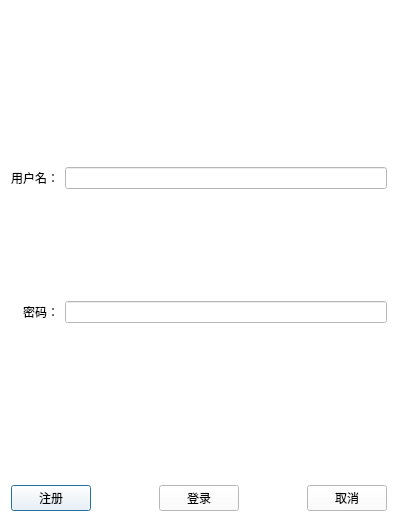
The window that login.ui (FlyingBlazer/WAC) describes before a commit, drawn with Qt 5.
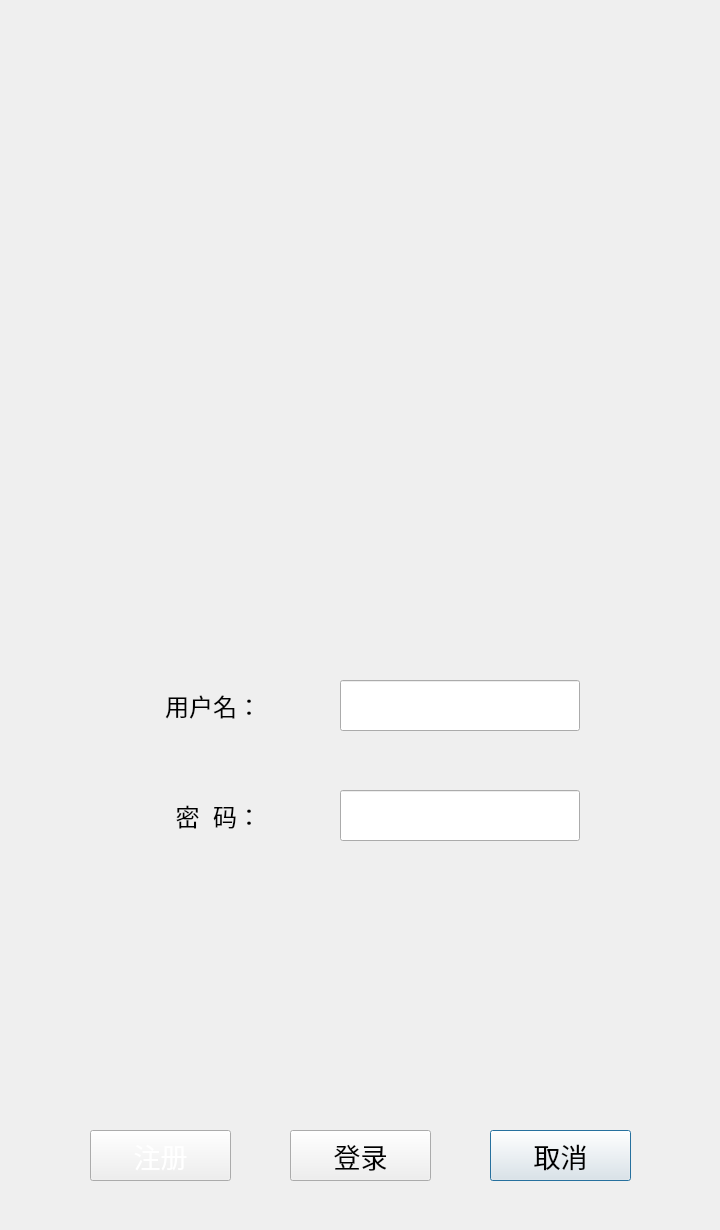
The same window after the commit. Icons and pictures are not drawn.

The edit to the form file:
```diff
--- a/login.ui
+++ b/login.ui
@@ -6,158 +6,148 @@
    <rect>
     <x>0</x>
     <y>0</y>
-    <width>398</width>
-    <height>522</height>
+    <width>720</width>
+    <height>1230</height>
    </rect>
   </property>
   <property name="windowTitle">
    <string>Dialog</string>
   </property>
   <property name="styleSheet">
-   <string notr="true">background-color: rgb(255, 255, 255);</string>
+   <string notr="true">background-image: url(:/UI/login.jpg);</string>
   </property>
-  <layout class="QVBoxLayout" name="verticalLayout">
-   <item>
-    <spacer name="verticalSpacer_3">
-     <property name="orientation">
-      <enum>Qt::Vertical</enum>
-     </property>
-     <property name="sizeHint" stdset="0">
-      <size>
-       <width>20</width>
-       <height>131</height>
-      </size>
-     </property>
-    </spacer>
-   </item>
-   <item>
-    <layout class="QGridLayout" name="gridLayout">
-     <item row="0" column="0">
-      <widget class="QLabel" name="label">
-       <property name="text">
-        <string>用户名：</string>
-       </property>
-       <property name="alignment">
-        <set>Qt::AlignRight|Qt::AlignTrailing|Qt::AlignVCenter</set>
-       </property>
-      </widget>
-     </item>
-     <item row="2" column="0">
-      <widget class="QLabel" name="label_2">
-       <property name="text">
-        <string>密码：</string>
-       </property>
-       <property name="alignment">
-        <set>Qt::AlignRight|Qt::AlignTrailing|Qt::AlignVCenter</set>
-       </property>
-      </widget>
-     </item>
-     <item row="0" column="1">
-      <widget class="QLineEdit" name="UserNameEdit"/>
-     </item>
-     <item row="2" column="1">
-      <widget class="QLineEdit" name="PasswordEdit">
-       <property name="inputMask">
-        <string/>
-       </property>
-       <property name="echoMode">
-        <enum>QLineEdit::Password</enum>
-       </property>
-      </widget>
-     </item>
-     <item row="1" column="1">
-      <spacer name="verticalSpacer_2">
-       <property name="orientation">
-        <enum>Qt::Vertical</enum>
-       </property>
-       <property name="sizeHint" stdset="0">
-        <size>
-         <width>20</width>
-         <height>40</height>
-        </size>
-       </property>
-      </spacer>
-     </item>
-     <item row="1" column="0">
-      <spacer name="verticalSpacer_4">
-       <property name="orientation">
-        <enum>Qt::Vertical</enum>
-       </property>
-       <property name="sizeHint" stdset="0">
-        <size>
-         <width>20</width>
-         <height>40</height>
-        </size>
-       </property>
-      </spacer>
-     </item>
-    </layout>
-   </item>
-   <item>
-    <spacer name="verticalSpacer">
-     <property name="orientation">
-      <enum>Qt::Vertical</enum>
-     </property>
-     <property name="sizeHint" stdset="0">
-      <size>
-       <width>20</width>
-       <height>131</height>
-      </size>
-     </property>
-    </spacer>
-   </item>
-   <item>
-    <layout class="QHBoxLayout" name="horizontalLayout_3">
-     <item>
-      <widget class="QPushButton" name="pushButton">
-       <property name="text">
-        <string>注册</string>
-       </property>
-      </widget>
-     </item>
-     <item>
-      <spacer name="horizontalSpacer_2">
-       <property name="orientation">
-        <enum>Qt::Horizontal</enum>
-       </property>
-       <property name="sizeHint" stdset="0">
-        <size>
-         <width>40</width>
-         <height>20</height>
-        </size>
-       </property>
-      </spacer>
-     </item>
-     <item>
-      <widget class="QPushButton" name="loginButton">
-       <property name="text">
-        <string>登录</string>
-       </property>
-      </widget>
-     </item>
-     <item>
-      <spacer name="horizontalSpacer">
-       <property name="orientation">
-        <enum>Qt::Horizontal</enum>
-       </property>
-       <property name="sizeHint" stdset="0">
-        <size>
-         <width>40</width>
-         <height>20</height>
-        </size>
-       </property>
-      </spacer>
-     </item>
-     <item>
-      <widget class="QPushButton" name="cancelButton">
-       <property name="text">
-        <string>取消</string>
-       </property>
-      </widget>
-     </item>
-    </layout>
-   </item>
-  </layout>
+  <widget class="QPushButton" name="cancelButton">
+   <property name="geometry">
+    <rect>
+     <x>490</x>
+     <y>1130</y>
+     <width>141</width>
+     <height>51</height>
+    </rect>
+   </property>
+   <property name="font">
+    <font>
+     <pointsize>20</pointsize>
+    </font>
+   </property>
+   <property name="styleSheet">
+    <string notr="true">border-image: url(:/UI/buttonSkin.jpg);</string>
+   </property>
+   <property name="text">
+    <string>取消</string>
+   </property>
+  </widget>
+  <widget class="QPushButton" name="loginButton">
+   <property name="geometry">
+    <rect>
+     <x>290</x>
+     <y>1130</y>
+     <width>141</width>
+     <height>51</height>
+    </rect>
+   </property>
+   <property name="font">
+    <font>
+     <pointsize>20</pointsize>
+    </font>
+   </property>
+   <property name="styleSheet">
+    <string notr="true">border-image: url(:/UI/buttonSkin.jpg);</string>
+   </property>
+   <property name="text">
+    <string>登录</string>
+   </property>
+  </widget>
+  <widget class="QPushButton" name="pushButton">
+   <property name="geometry">
+    <rect>
+     <x>90</x>
+     <y>1130</y>
+     <width>141</width>
+     <height>51</height>
+    </rect>
+   </property>
+   <property name="font">
+    <font>
+     <pointsize>20</pointsize>
+    </font>
+   </property>
+   <property name="styleSheet">
+    <string notr="true">border-image: url(:/UI/buttonSkin_Blue.jpg);
+color: rgb(255, 255, 255);</string>
+   </property>
+   <property name="text">
+    <string>注册</string>
+   </property>
+  </widget>
+  <widget class="QLabel" name="label">
+   <property name="geometry">
+    <rect>
+     <x>120</x>
+     <y>680</y>
+     <width>141</width>
+     <height>51</height>
+    </rect>
+   </property>
+   <property name="font">
+    <font>
+     <pointsize>18</pointsize>
+    </font>
+   </property>
+   <property name="text">
+    <string>用户名：</string>
+   </property>
+   <property name="alignment">
+    <set>Qt::AlignRight|Qt::AlignTrailing|Qt::AlignVCenter</set>
+   </property>
+  </widget>
+  <widget class="QLineEdit" name="UserNameEdit">
+   <property name="geometry">
+    <rect>
+     <x>340</x>
+     <y>680</y>
+     <width>240</width>
+     <height>51</height>
+    </rect>
+   </property>
+  </widget>
+  <widget class="QLineEdit" name="PasswordEdit">
+   <property name="geometry">
+    <rect>
+     <x>340</x>
+     <y>790</y>
+     <width>240</width>
+     <height>51</height>
+    </rect>
+   </property>
+   <property name="inputMask">
+    <string/>
+   </property>
+   <property name="echoMode">
+    <enum>QLineEdit::Password</enum>
+   </property>
+  </widget>
+  <widget class="QLabel" name="label_2">
+   <property name="geometry">
+    <rect>
+     <x>120</x>
+     <y>790</y>
+     <width>141</width>
+     <height>51</height>
+    </rect>
+   </property>
+   <property name="font">
+    <font>
+     <pointsize>18</pointsize>
+    </font>
+   </property>
+   <property name="text">
+    <string>密  码：</string>
+   </property>
+   <property name="alignment">
+    <set>Qt::AlignRight|Qt::AlignTrailing|Qt::AlignVCenter</set>
+   </property>
+  </widget>
  </widget>
  <resources/>
  <connections>
```
